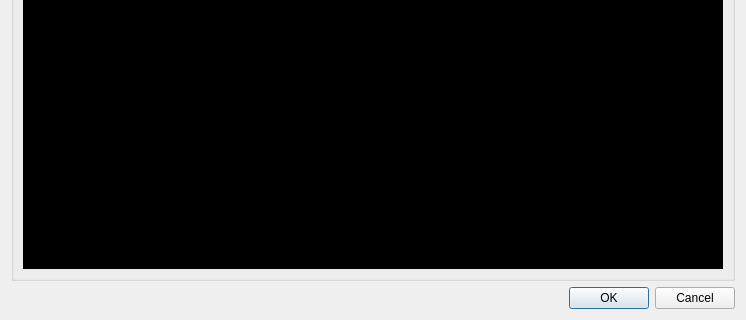
First picture: the form in tafor/components/ui/send.ui, repository up1and/tafor, before the edit; both pictures show x 0 to 746 and y 218 to 538 of the 746 by 538 pixel window.
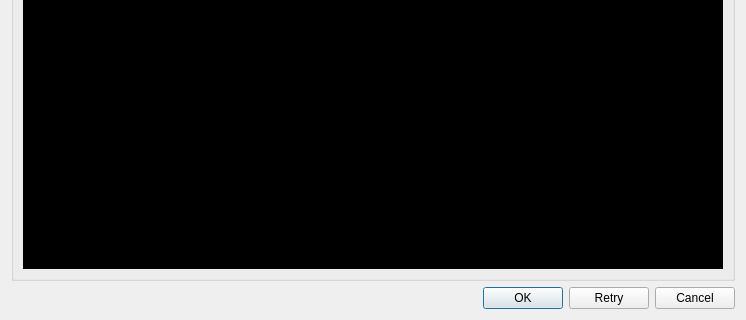
Second picture: the form after the edit.

Diff of the .ui file:
```diff
--- a/tafor/components/ui/send.ui
+++ b/tafor/components/ui/send.ui
@@ -88,7 +88,7 @@
       <enum>Qt::Horizontal</enum>
      </property>
      <property name="standardButtons">
-      <set>QDialogButtonBox::Cancel|QDialogButtonBox::Ok</set>
+      <set>QDialogButtonBox::Cancel|QDialogButtonBox::Ok|QDialogButtonBox::Retry</set>
      </property>
     </widget>
    </item>
```
